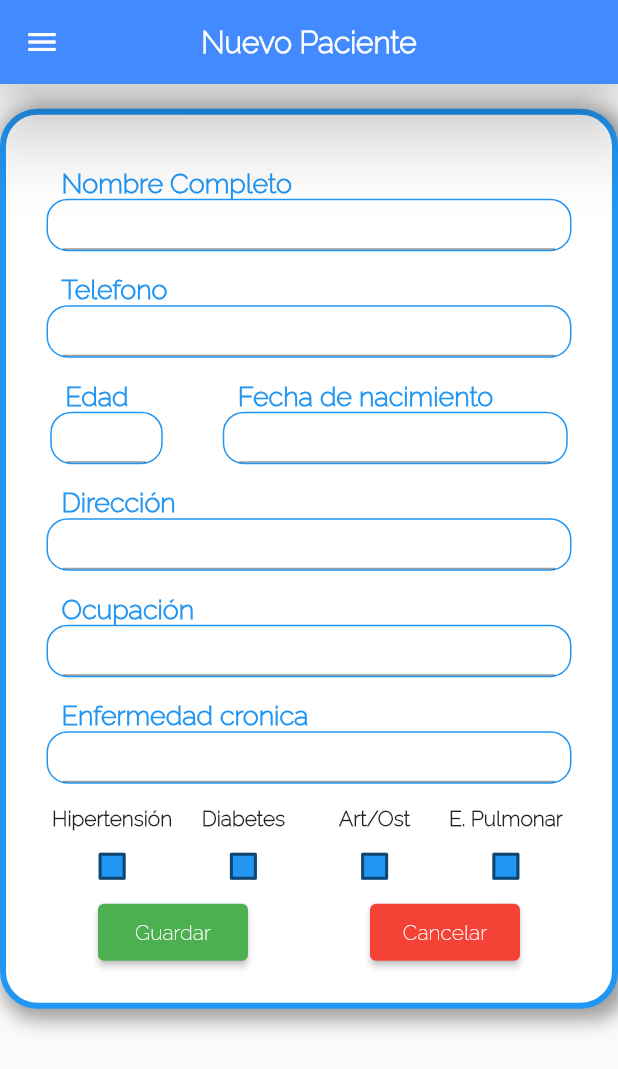
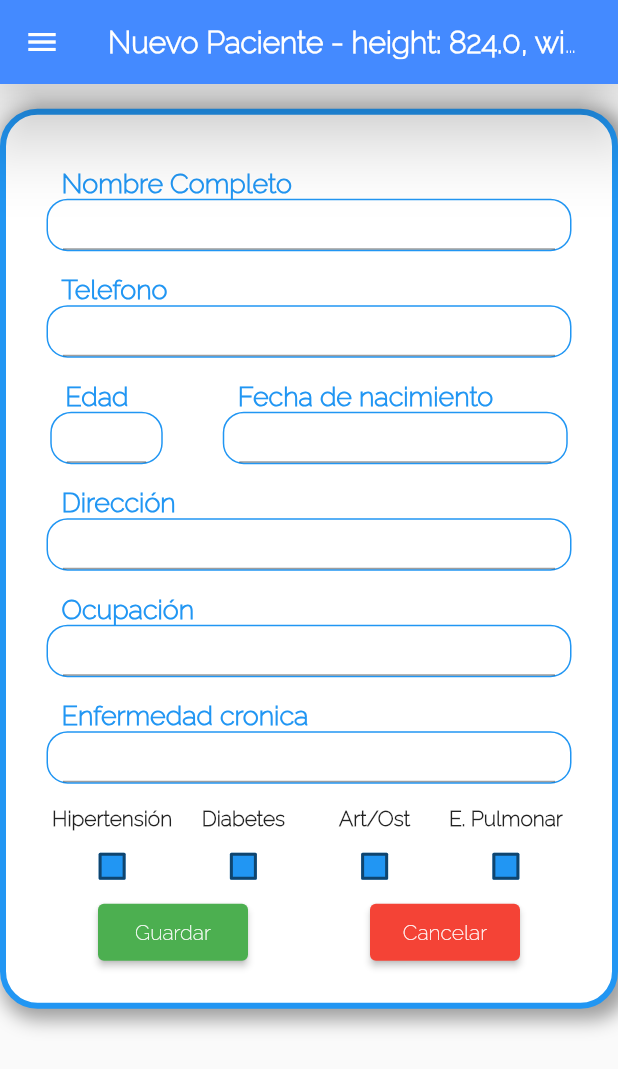
Before and after one commit to AlanJLJ2202/phisio-t, a Flutter app: the screen it shows after launch, in the side drawer, after a tap on "Nuevo paciente", on a phone screen of 412 x 824 dp. Shown: the top 1069 px of the screen. Run offline on Flutter 3.47's test engine with Material 2 defaults, Android fonts, the light colour scheme and no system bars; our stand-ins replace dio, fluttertoast; statements that could not run were skipped.

Commit message:
Label para identificar tamaño de pantalla (#19)

```diff
--- a/lib/screens/registro_screen.dart
+++ b/lib/screens/registro_screen.dart
@@ -37,7 +37,7 @@ class _RegistroScreenState extends State<RegistroScreen> {
         elevation: 20,
         backgroundColor: Colors.blueAccent,
         centerTitle: true,
-        title: const Text('Nuevo Paciente', style: TextStyle(fontWeight: FontWeight.w800),),
+        title: const Text('Nuevo Paciente - height: ${height}, width: ${width}', style: TextStyle(fontWeight: FontWeight.w800),),
       ),
       drawer: DrawerWidget(height),
       body: Center(
@@ -48,6 +48,7 @@ class _RegistroScreenState extends State<RegistroScreen> {
               height: 600,
               width: 450,
               margin: EdgeInsets.only(top: height*0.02),
+
 
                 //Solo decoracion, donde se le da color de fondo, sombra y tamaño
 
```
